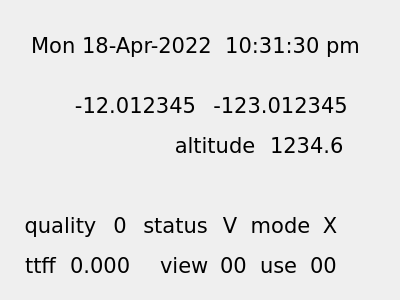
bradselb/examples, file Qt/gps/BasicDisplay.ui: the form before one commit.
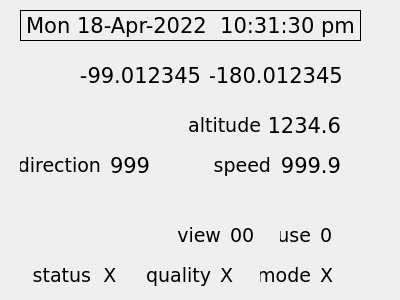
The form after the commit.

Patch:
```diff
--- a/Qt/gps/BasicDisplay.ui
+++ b/Qt/gps/BasicDisplay.ui
@@ -35,14 +35,14 @@
   <widget class="QLabel" name="latitude">
    <property name="geometry">
     <rect>
-     <x>70</x>
-     <y>90</y>
-     <width>131</width>
+     <x>80</x>
+     <y>60</y>
+     <width>121</width>
      <height>31</height>
     </rect>
    </property>
    <property name="text">
-    <string>-12.012345</string>
+    <string>-99.012345</string>
    </property>
    <property name="alignment">
     <set>Qt::AlignCenter</set>
@@ -52,13 +52,16 @@
    <property name="geometry">
     <rect>
      <x>210</x>
-     <y>90</y>
-     <width>141</width>
+     <y>60</y>
+     <width>131</width>
      <height>31</height>
     </rect>
    </property>
+   <property name="frameShape">
+    <enum>QFrame::NoFrame</enum>
+   </property>
    <property name="text">
-    <string>-123.012345</string>
+    <string>-180.012345</string>
    </property>
    <property name="alignment">
     <set>Qt::AlignCenter</set>
@@ -68,8 +71,8 @@
    <property name="geometry">
     <rect>
      <x>270</x>
-     <y>130</y>
-     <width>80</width>
+     <y>110</y>
+     <width>71</width>
      <height>31</height>
     </rect>
    </property>
@@ -77,15 +80,15 @@
     <string>1234.6</string>
    </property>
    <property name="alignment">
-    <set>Qt::AlignLeading|Qt::AlignLeft|Qt::AlignVCenter</set>
+    <set>Qt::AlignRight|Qt::AlignTrailing|Qt::AlignVCenter</set>
    </property>
   </widget>
   <widget class="QLabel" name="datetime">
    <property name="geometry">
     <rect>
-     <x>30</x>
-     <y>30</y>
-     <width>331</width>
+     <x>20</x>
+     <y>10</y>
+     <width>341</width>
      <height>31</height>
     </rect>
    </property>
@@ -95,6 +98,9 @@
      <verstretch>0</verstretch>
     </sizepolicy>
    </property>
+   <property name="frameShape">
+    <enum>QFrame::Box</enum>
+   </property>
    <property name="text">
     <string>Mon 18-Apr-2022  10:31:30 pm</string>
    </property>
@@ -105,14 +111,19 @@
   <widget class="QLabel" name="inuse">
    <property name="geometry">
     <rect>
-     <x>310</x>
-     <y>250</y>
+     <x>320</x>
+     <y>220</y>
      <width>30</width>
      <height>31</height>
     </rect>
    </property>
+   <property name="font">
+    <font>
+     <pointsize>14</pointsize>
+    </font>
+   </property>
    <property name="text">
-    <string>00</string>
+    <string>0</string>
    </property>
    <property name="alignment">
     <set>Qt::AlignLeading|Qt::AlignLeft|Qt::AlignVCenter</set>
@@ -121,108 +132,101 @@
   <widget class="QLabel" name="label_1">
    <property name="geometry">
     <rect>
-     <x>170</x>
-     <y>130</y>
-     <width>90</width>
+     <x>180</x>
+     <y>110</y>
+     <width>81</width>
      <height>31</height>
     </rect>
    </property>
+   <property name="font">
+    <font>
+     <pointsize>14</pointsize>
+    </font>
+   </property>
    <property name="text">
     <string>altitude</string>
    </property>
    <property name="alignment">
-    <set>Qt::AlignCenter</set>
+    <set>Qt::AlignRight|Qt::AlignTrailing|Qt::AlignVCenter</set>
    </property>
   </widget>
   <widget class="QLabel" name="label_2">
    <property name="geometry">
     <rect>
-     <x>260</x>
-     <y>250</y>
-     <width>41</width>
+     <x>280</x>
+     <y>220</y>
+     <width>31</width>
      <height>31</height>
     </rect>
    </property>
+   <property name="font">
+    <font>
+     <pointsize>14</pointsize>
+    </font>
+   </property>
    <property name="text">
     <string>use</string>
    </property>
    <property name="alignment">
-    <set>Qt::AlignLeading|Qt::AlignLeft|Qt::AlignVCenter</set>
+    <set>Qt::AlignRight|Qt::AlignTrailing|Qt::AlignVCenter</set>
    </property>
   </widget>
   <widget class="QLabel" name="fixquality">
    <property name="geometry">
     <rect>
-     <x>110</x>
-     <y>210</y>
+     <x>220</x>
+     <y>260</y>
      <width>20</width>
      <height>31</height>
     </rect>
    </property>
+   <property name="font">
+    <font>
+     <pointsize>14</pointsize>
+    </font>
+   </property>
    <property name="text">
-    <string>0</string>
+    <string>X</string>
    </property>
    <property name="alignment">
-    <set>Qt::AlignCenter</set>
+    <set>Qt::AlignLeading|Qt::AlignLeft|Qt::AlignVCenter</set>
    </property>
   </widget>
   <widget class="QLabel" name="label_3">
    <property name="geometry">
     <rect>
-     <x>20</x>
-     <y>210</y>
-     <width>81</width>
+     <x>140</x>
+     <y>260</y>
+     <width>71</width>
      <height>31</height>
     </rect>
    </property>
+   <property name="font">
+    <font>
+     <pointsize>14</pointsize>
+    </font>
+   </property>
    <property name="text">
     <string>quality</string>
    </property>
    <property name="alignment">
-    <set>Qt::AlignCenter</set>
-   </property>
-  </widget>
-  <widget class="QLabel" name="label_4">
-   <property name="geometry">
-    <rect>
-     <x>20</x>
-     <y>250</y>
-     <width>41</width>
-     <height>31</height>
-    </rect>
-   </property>
-   <property name="text">
-    <string>ttff</string>
-   </property>
-   <property name="alignment">
-    <set>Qt::AlignCenter</set>
-   </property>
-  </widget>
-  <widget class="QLabel" name="timetofirstfix">
-   <property name="geometry">
-    <rect>
-     <x>70</x>
-     <y>250</y>
-     <width>60</width>
-     <height>31</height>
-    </rect>
-   </property>
-   <property name="text">
-    <string>0.000</string>
-   </property>
-   <property name="alignment">
-    <set>Qt::AlignLeading|Qt::AlignLeft|Qt::AlignVCenter</set>
+    <set>Qt::AlignRight|Qt::AlignTrailing|Qt::AlignVCenter</set>
    </property>
   </widget>
   <widget class="QLabel" name="inview">
    <property name="geometry">
     <rect>
-     <x>220</x>
-     <y>250</y>
+     <x>230</x>
+     <y>220</y>
      <width>30</width>
      <height>31</height>
     </rect>
    </property>
+   <property name="font">
+    <font>
+     <pointsize>14</pointsize>
+    </font>
+   </property>
    <property name="text">
     <string>00</string>
    </property>
@@ -233,81 +237,178 @@
   <widget class="QLabel" name="label_6">
    <property name="geometry">
     <rect>
-     <x>160</x>
-     <y>250</y>
+     <x>170</x>
+     <y>220</y>
      <width>51</width>
      <height>31</height>
     </rect>
    </property>
+   <property name="font">
+    <font>
+     <pointsize>14</pointsize>
+    </font>
+   </property>
    <property name="text">
     <string>view</string>
    </property>
    <property name="alignment">
-    <set>Qt::AlignLeading|Qt::AlignLeft|Qt::AlignVCenter</set>
+    <set>Qt::AlignRight|Qt::AlignTrailing|Qt::AlignVCenter</set>
    </property>
   </widget>
   <widget class="QLabel" name="label_7">
    <property name="geometry">
     <rect>
-     <x>140</x>
-     <y>210</y>
-     <width>71</width>
+     <x>30</x>
+     <y>260</y>
+     <width>61</width>
      <height>31</height>
     </rect>
    </property>
+   <property name="font">
+    <font>
+     <family>DejaVu Sans</family>
+     <pointsize>14</pointsize>
+    </font>
+   </property>
    <property name="text">
     <string>status</string>
    </property>
    <property name="alignment">
-    <set>Qt::AlignCenter</set>
+    <set>Qt::AlignRight|Qt::AlignTrailing|Qt::AlignVCenter</set>
    </property>
   </widget>
   <widget class="QLabel" name="fixstatus">
    <property name="geometry">
     <rect>
-     <x>220</x>
-     <y>210</y>
+     <x>100</x>
+     <y>260</y>
      <width>20</width>
      <height>31</height>
     </rect>
    </property>
+   <property name="font">
+    <font>
+     <pointsize>14</pointsize>
+    </font>
+   </property>
    <property name="text">
-    <string>V</string>
+    <string>X</string>
    </property>
    <property name="alignment">
     <set>Qt::AlignCenter</set>
    </property>
   </widget>
-  <widget class="QLabel" name="label_8">
+  <widget class="QLabel" name="label_9">
    <property name="geometry">
     <rect>
-     <x>250</x>
-     <y>210</y>
-     <width>61</width>
+     <x>260</x>
+     <y>260</y>
+     <width>51</width>
      <height>31</height>
     </rect>
    </property>
+   <property name="font">
+    <font>
+     <pointsize>14</pointsize>
+    </font>
+   </property>
    <property name="text">
     <string>mode</string>
    </property>
    <property name="alignment">
-    <set>Qt::AlignCenter</set>
+    <set>Qt::AlignRight|Qt::AlignTrailing|Qt::AlignVCenter</set>
    </property>
   </widget>
   <widget class="QLabel" name="fixmode">
    <property name="geometry">
     <rect>
      <x>320</x>
-     <y>210</y>
+     <y>260</y>
      <width>20</width>
      <height>31</height>
     </rect>
    </property>
+   <property name="font">
+    <font>
+     <pointsize>14</pointsize>
+    </font>
+   </property>
    <property name="text">
     <string>X</string>
    </property>
    <property name="alignment">
-    <set>Qt::AlignCenter</set>
+    <set>Qt::AlignLeading|Qt::AlignLeft|Qt::AlignVCenter</set>
+   </property>
+  </widget>
+  <widget class="QLabel" name="label_8">
+   <property name="geometry">
+    <rect>
+     <x>20</x>
+     <y>150</y>
+     <width>81</width>
+     <height>31</height>
+    </rect>
+   </property>
+   <property name="font">
+    <font>
+     <pointsize>14</pointsize>
+    </font>
+   </property>
+   <property name="text">
+    <string>direction</string>
+   </property>
+   <property name="alignment">
+    <set>Qt::AlignRight|Qt::AlignTrailing|Qt::AlignVCenter</set>
+   </property>
+  </widget>
+  <widget class="QLabel" name="label_5">
+   <property name="geometry">
+    <rect>
+     <x>210</x>
+     <y>150</y>
+     <width>61</width>
+     <height>31</height>
+    </rect>
+   </property>
+   <property name="font">
+    <font>
+     <pointsize>14</pointsize>
+    </font>
+   </property>
+   <property name="text">
+    <string>speed</string>
+   </property>
+   <property name="alignment">
+    <set>Qt::AlignRight|Qt::AlignTrailing|Qt::AlignVCenter</set>
+   </property>
+  </widget>
+  <widget class="QLabel" name="direction">
+   <property name="geometry">
+    <rect>
+     <x>110</x>
+     <y>150</y>
+     <width>41</width>
+     <height>31</height>
+    </rect>
+   </property>
+   <property name="text">
+    <string>999</string>
+   </property>
+  </widget>
+  <widget class="QLabel" name="speed">
+   <property name="geometry">
+    <rect>
+     <x>280</x>
+     <y>150</y>
+     <width>61</width>
+     <height>31</height>
+    </rect>
+   </property>
+   <property name="text">
+    <string>999.9</string>
+   </property>
+   <property name="alignment">
+    <set>Qt::AlignRight|Qt::AlignTrailing|Qt::AlignVCenter</set>
    </property>
   </widget>
  </widget>
```
